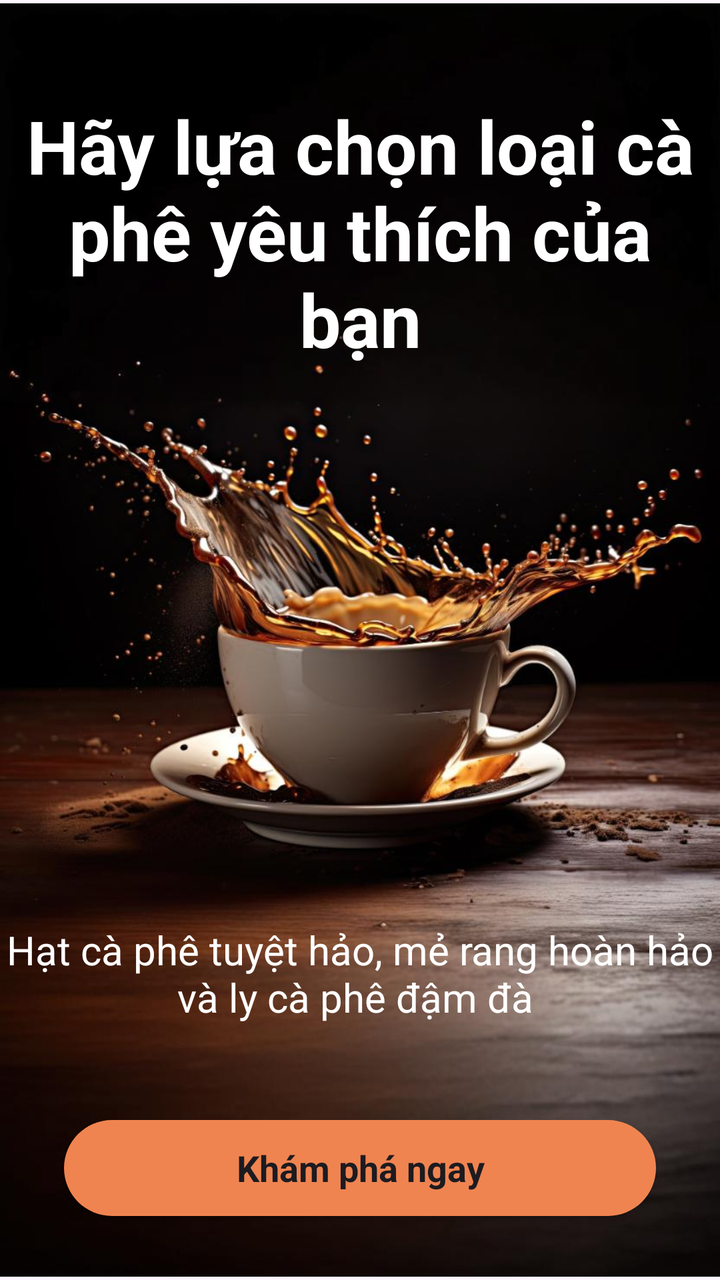
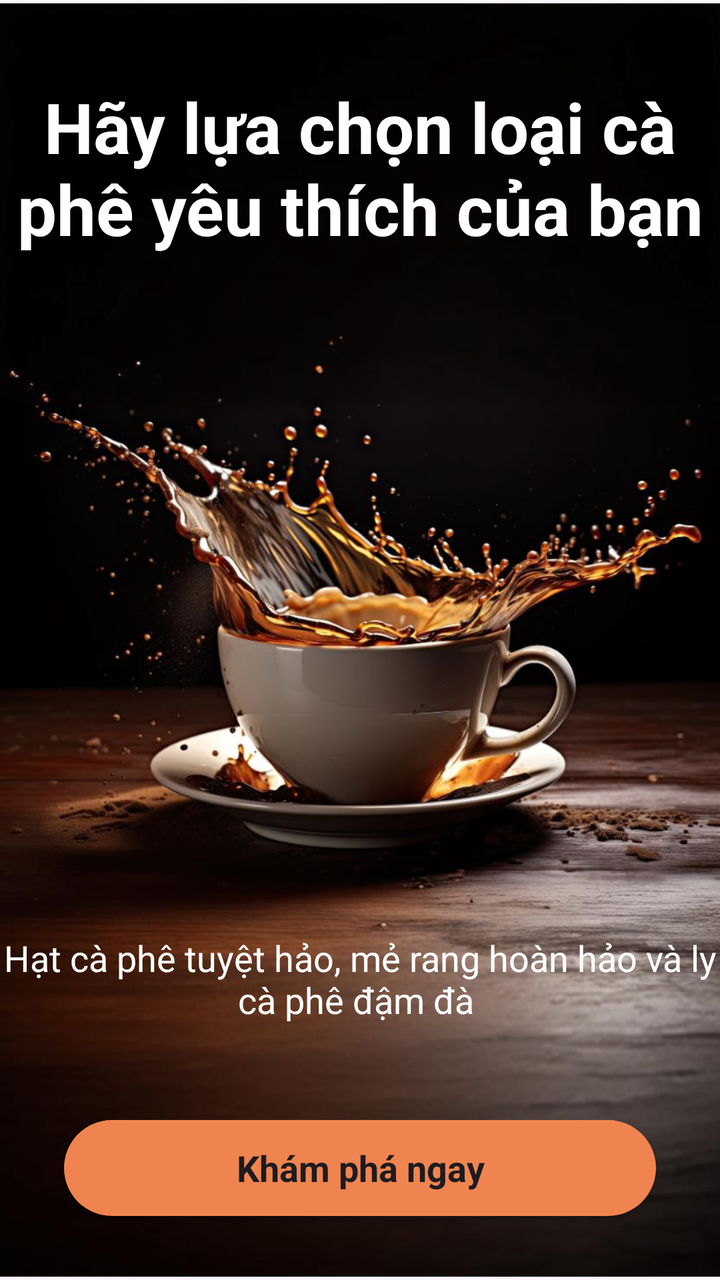

An Android layout rendered at two revisions. The XML below is the earlier revision; the diff shows what the commit changed to produce the second picture.
<!-- AndroidManifest.xml: application theme Theme.Coffeeshop -->
<!-- res/layout/activity_splash.xml -->
<?xml version="1.0" encoding="utf-8"?>
<androidx.constraintlayout.widget.ConstraintLayout xmlns:android="http://schemas.android.com/apk/res/android"
    xmlns:app="http://schemas.android.com/apk/res-auto"
    xmlns:tools="http://schemas.android.com/tools"
    android:id="@+id/main"
    android:layout_width="match_parent"
    android:layout_height="wrap_content"
    tools:context=".Activity.SplashActivity">

    <ImageView
        android:id="@+id/imageView"
        android:layout_width="wrap_content"
        android:layout_height="wrap_content"
        app:layout_constraintBottom_toBottomOf="parent"
        app:layout_constraintEnd_toEndOf="parent"
        app:layout_constraintStart_toStartOf="parent"
        app:layout_constraintTop_toTopOf="parent"
        app:srcCompat="@drawable/splash_pic" />

    <TextView
        android:id="@+id/textView"
        android:layout_width="wrap_content"
        android:layout_height="wrap_content"
        android:layout_marginTop="48dp"
        android:text="Hãy lựa chọn loại cà phê yêu thích của bạn"
        android:textAlignment="center"
        android:textColor="@color/white"
        android:textSize="37sp"
        android:textStyle="bold"
        app:layout_constraintEnd_toEndOf="parent"
        app:layout_constraintStart_toStartOf="parent"
        app:layout_constraintTop_toTopOf="parent" />

    <TextView
        android:id="@+id/textView2"
        android:layout_width="wrap_content"
        android:layout_height="wrap_content"
        android:layout_marginBottom="48dp"
        android:textColor="@color/white"
        android:textAlignment="center"
        android:textSize="20sp"
        android:text="Hạt cà phê tuyệt hảo, mẻ rang hoàn hảo và ly cà phê đậm đà "
        app:layout_constraintBottom_toTopOf="@+id/btnStart"
        app:layout_constraintEnd_toEndOf="parent"
        app:layout_constraintStart_toStartOf="parent" />

    <androidx.appcompat.widget.AppCompatButton
        style="@android:style/Widget"
        android:textStyle="bold"
        android:id="@+id/btnStart"
        android:layout_width="0dp"
        android:layout_height="wrap_content"
        android:text="Khám phá ngay"
        android:textSize="18sp"
        android:background="@drawable/orange_bg"
        app:layout_constraintBottom_toBottomOf="parent"
        app:layout_constraintEnd_toEndOf="parent"
        app:layout_constraintStart_toStartOf="parent"
        android:layout_margin="32dp"/>
</androidx.constraintlayout.widget.ConstraintLayout>
<!-- resources referenced by this layout -->
<resources>
  <color name="white">#FFFFFFFF</color>
  <!-- drawable orange_bg (drawable) -->
  <?xml version="1.0" encoding="utf-8"?>
  <selector xmlns:android="http://schemas.android.com/apk/res/android">
      <item>
          <shape android:shape="rectangle">
              <solid android:color="@color/orange"/>
              <corners android:radius="50dp"/>
          </shape>
      </item>
  </selector>
  <!-- drawable splash_pic: png bitmap (drawable, 766833 bytes) -->
  <style name="Theme.Coffeeshop" parent="Base.Theme.Coffeeshop" />
  <color name="orange">#F08450</color>
  <style name="Base.Theme.Coffeeshop" parent="Theme.Material3.DayNight.NoActionBar">
          
          
      </style>
</resources>

<!-- the commit's change to res/layout/activity_splash.xml (unified diff, before → after) -->
@@ -13,23 +13,27 @@
         android:layout_height="wrap_content"
         app:layout_constraintBottom_toBottomOf="parent"
         app:layout_constraintEnd_toEndOf="parent"
+        app:layout_constraintHorizontal_bias="0.0"
         app:layout_constraintStart_toStartOf="parent"
         app:layout_constraintTop_toTopOf="parent"
+        app:layout_constraintVertical_bias="0.0"
         app:srcCompat="@drawable/splash_pic" />
 
     <TextView
         android:id="@+id/textView"
         android:layout_width="wrap_content"
         android:layout_height="wrap_content"
-        android:layout_marginTop="48dp"
         android:text="Hãy lựa chọn loại cà phê yêu thích của bạn"
         android:textAlignment="center"
         android:textColor="@color/white"
-        android:textSize="37sp"
+        android:textSize="35sp"
         android:textStyle="bold"
         app:layout_constraintEnd_toEndOf="parent"
+        app:layout_constraintHorizontal_bias="0.0"
         app:layout_constraintStart_toStartOf="parent"
-        app:layout_constraintTop_toTopOf="parent" />
+        android:layout_marginTop="40dp"
+        app:layout_constraintTop_toTopOf="@id/imageView"
+        tools:layout_editor_absoluteY="16dp" />
 
     <TextView
         android:id="@+id/textView2"
@@ -38,7 +42,7 @@
         android:layout_marginBottom="48dp"
         android:textColor="@color/white"
         android:textAlignment="center"
-        android:textSize="20sp"
+        android:textSize="18sp"
         android:text="Hạt cà phê tuyệt hảo, mẻ rang hoàn hảo và ly cà phê đậm đà "
         app:layout_constraintBottom_toTopOf="@+id/btnStart"
         app:layout_constraintEnd_toEndOf="parent"
